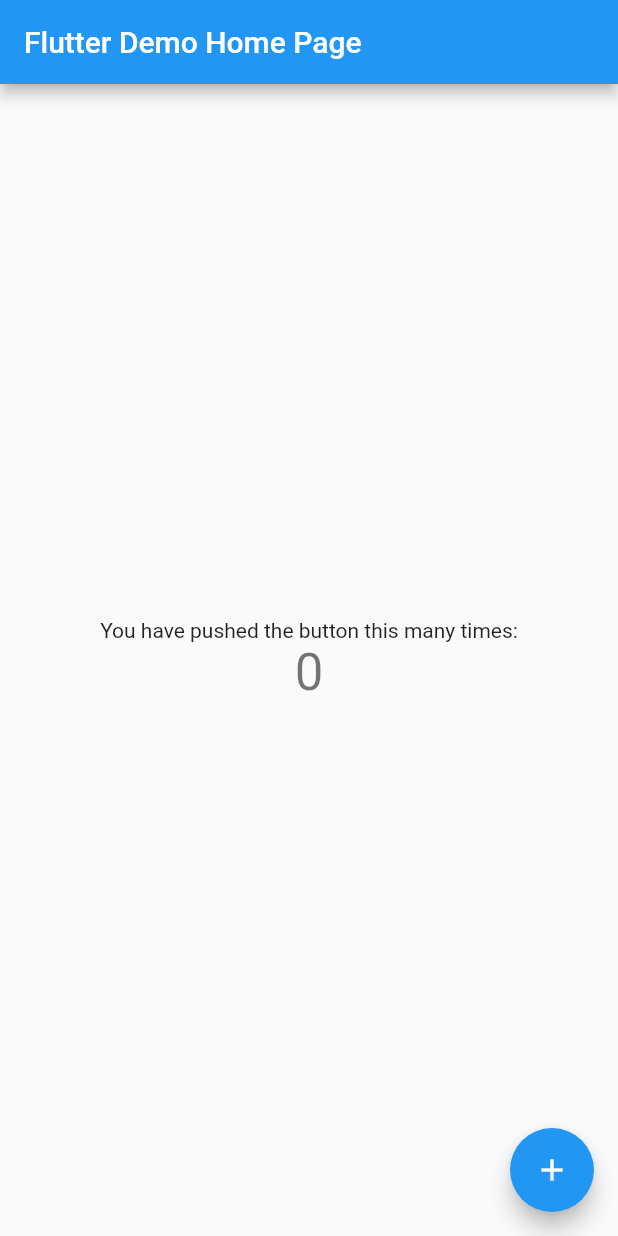
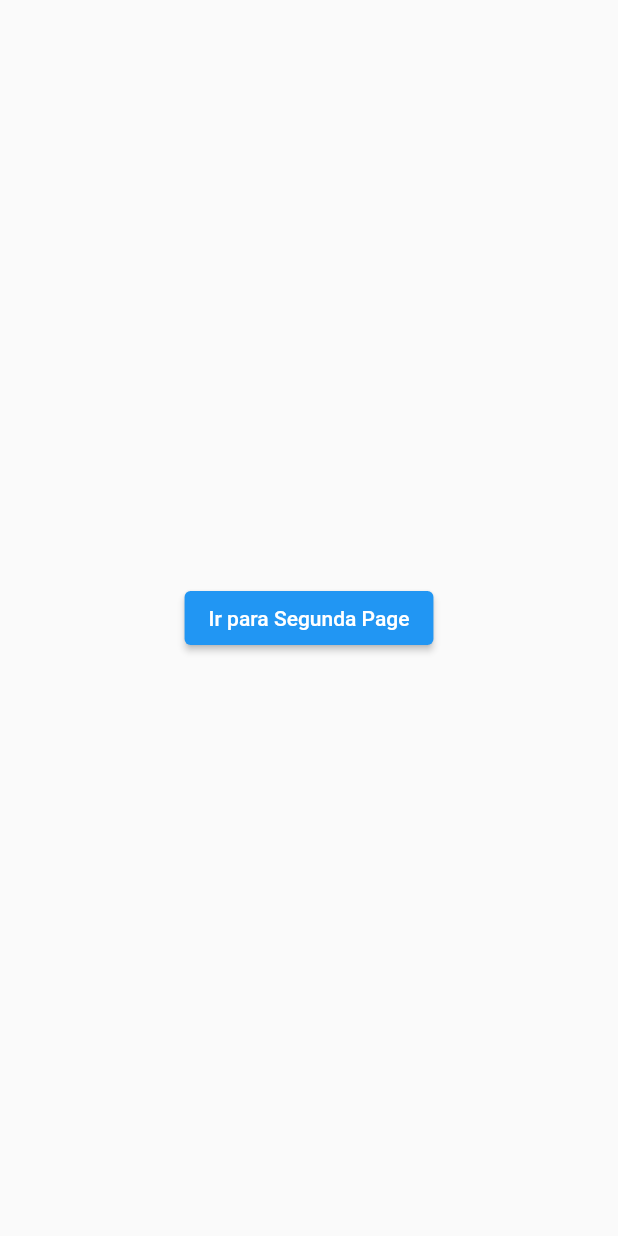
Before and after one commit to rafacampos10/navegacao, a Flutter app: the screen it shows after launch, on a phone screen of 412 x 824 dp. Run offline on Flutter 3.47's test engine with Material 2 defaults, Android fonts, the phone set to English and light mode, and no system bars.

Commit message:
att das pages

```diff
--- a/lib/main.dart
+++ b/lib/main.dart
@@ -1,4 +1,8 @@
 import 'package:flutter/material.dart';
+import 'package:navegation/one_page.dart';
+import 'package:navegation/two_page.dart';
+
+
 
 void main() {
   runApp(const MyApp());
@@ -11,105 +15,16 @@ class MyApp extends StatelessWidget {
   @override
   Widget build(BuildContext context) {
     return MaterialApp(
-      title: 'Flutter Demo',
+      debugShowCheckedModeBanner: false,
       theme: ThemeData(
-        // This is the theme of your application.
-        //
-        // Try running your application with "flutter run". You'll see the
-        // application has a blue toolbar. Then, without quitting the app, try
-        // changing the primarySwatch below to Colors.green and then invoke
-        // "hot reload" (press "r" in the console where you ran "flutter run",
-        // or simply save your changes to "hot reload" in a Flutter IDE).
-        // Notice that the counter didn't reset back to zero; the application
-        // is not restarted.
-        primarySwatch: Colors.blue,
+primaryColor: Colors.grey,
       ),
-      home: const MyHomePage(title: 'Flutter Demo Home Page'),
+      initialRoute: "/",
+      //não pode colocar o mesmo nome para as rotas
+      routes: {
+        "/": (_) => const OnePage(),
+        "/twoPage": (_) => const TwoPage(),
+      }
     );
   }
 }
-
-class MyHomePage extends StatefulWidget {
-  const MyHomePage({Key? key, required this.title}) : super(key: key);
-
-  // This widget is the home page of your application. It is stateful, meaning
-  // that it has a State object (defined below) that contains fields that affect
-  // how it looks.
-
-  // This class is the configuration for the state. It holds the values (in this
-  // case the title) provided by the parent (in this case the App widget) and
-  // used by the build method of the State. Fields in a Widget subclass are
-  // always marked "final".
-
-  final String title;
-
-  @override
-  State<MyHomePage> createState() => _MyHomePageState();
-}
-
-class _MyHomePageState extends State<MyHomePage> {
-  int _counter = 0;
-
-  void _incrementCounter() {
-    setState(() {
-      // This call to setState tells the Flutter framework that something has
-      // changed in this State, which causes it to rerun the build method below
-      // so that the display can reflect the updated values. If we changed
-      // _counter without calling setState(), then the build method would not be
-      // called again, and so nothing would appear to happen.
-      _counter++;
-    });
-  }
-
-  @override
-  Widget build(BuildContext context) {
-    // This method is rerun every time setState is called, for instance as done
-    // by the _incrementCounter method above.
-    //
-    // The Flutter framework has been optimized to make rerunning build methods
-    // fast, so that you can just rebuild anything that needs updating rather
-    // than having to individually change instances of widgets.
-    return Scaffold(
-      appBar: AppBar(
-        // Here we take the value from the MyHomePage object that was created by
-        // the App.build method, and use it to set our appbar title.
-        title: Text(widget.title),
-      ),
-      body: Center(
-        // Center is a layout widget. It takes a single child and positions it
-        // in the middle of the parent.
-        child: Column(
-          // Column is also a layout widget. It takes a list of children and
-          // arranges them vertically. By default, it sizes itself to fit its
-          // children horizontally, and tries to be as tall as its parent.
-          //
-          // Invoke "debug painting" (press "p" in the console, choose the
-          // "Toggle Debug Paint" action from the Flutter Inspector in Android
-          // Studio, or the "Toggle Debug Paint" command in Visual Studio Code)
-          // to see the wireframe for each widget.
-          //
-          // Column has various properties to control how it sizes itself and
-          // how it positions its children. Here we use mainAxisAlignment to
-          // center the children vertically; the main axis here is the vertical
-          // axis because Columns are vertical (the cross axis would be
-          // horizontal).
-          mainAxisAlignment: MainAxisAlignment.center,
-          children: <Widget>[
-            const Text(
-              'You have pushed the button this many times:',
-            ),
-            Text(
-              '$_counter',
-              style: Theme.of(context).textTheme.headline4,
-            ),
-          ],
-        ),
-      ),
-      floatingActionButton: FloatingActionButton(
-        onPressed: _incrementCounter,
-        tooltip: 'Increment',
-        child: const Icon(Icons.add),
-      ), // This trailing comma makes auto-formatting nicer for build methods.
-    );
-  }
-}
--- /dev/null
+++ b/lib/one_page.dart
@@ -0,0 +1,23 @@
+import 'package:flutter/material.dart';
+import 'package:navegation/two_page.dart';
+
+class OnePage extends StatelessWidget {
+  const OnePage({Key? key}) : super(key: key);
+
+  @override
+  Widget build(BuildContext context) {
+    return Scaffold(
+      body: Center(
+        child: ElevatedButton(
+          onPressed: (){
+            //o pushNamed só colocar o nome da rota
+            Navigator.of(context).pushNamed("/twoPage", arguments: "teste").then(
+                    (value) => print (value),
+            );
+          },
+          child: Text("Ir para Segunda Page"),
+        ),
+      ),
+    );
+  }
+}
```
Also changed, not shown: lib/two_page.dart (added, +28 -0 lines).
